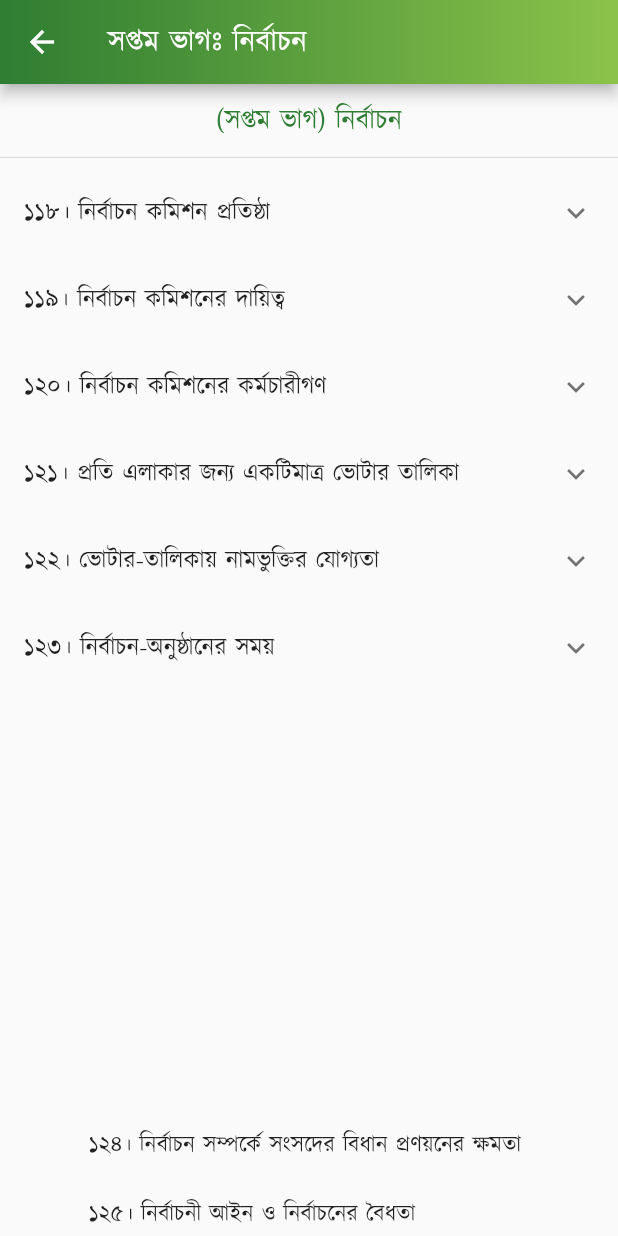
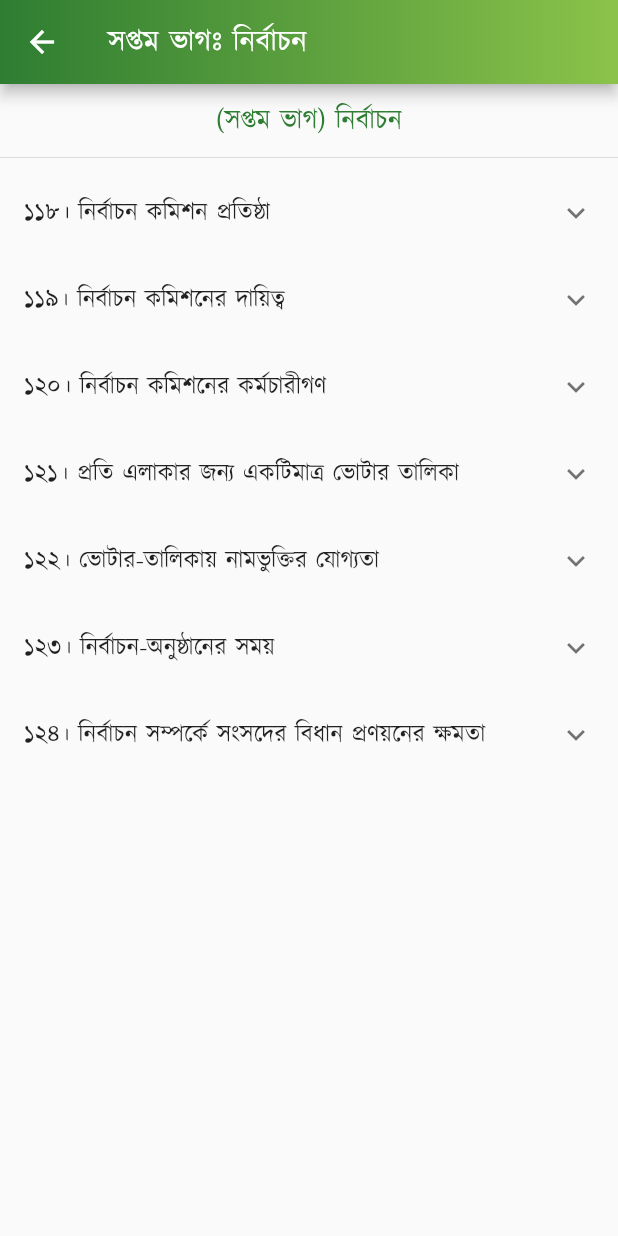
Before and after one commit to Azimul-Haque/flutter-onesignal, a Flutter app: the PartSeven screen opened directly, on a phone screen of 412 x 824 dp. Run offline on Flutter 3.47's test engine with Material 2 defaults, Android fonts, the phone set to English and light mode, and no system bars; our stand-ins replace fluttertoast, package_info_plus, percent_indicator, shared_preferences, sqflite; missing offline and left inert: blinking_text, flutter_share, onesignal_flutter, slide_popup_dialog; accounts and stored records are empty; network calls fail.

Commit message:
Commit Fri 04/29/2022 23:43:00.18 26274

```diff
--- a/lib/pages/constitution/part7.dart
+++ b/lib/pages/constitution/part7.dart
@@ -143,11 +143,21 @@ class PartSeven extends StatelessWidget {
               )),
             ],
           ),
+          ExpansionTile(
+            title: Text('১২৪। নির্বাচন সম্পর্কে সংসদের বিধান প্রণয়নের ক্ষমতা'),
+            children: <Widget>[
+              ListTile(
+                  title: SelectableText(
+                '১২৩। (১) রাষ্ট্রপতি-পদের মেয়াদ অবসানের কারণে উক্ত পদ শূন্য হইলে মেয়াদ-সমাপ্তির তারিখের পূর্ববর্তী নব্বই হইতে ষাট দিনের মধ্যে শূন্য পদ পূরণের জন্য নির্বাচন অনুষ্ঠিত হইবে: \nতবে শর্ত থাকে যে, যে সংসদের দ্বারা তিনি নির্বাচিত হইয়াছেন সেই সংসদের মেয়াদকালে রাষ্ট্রপতির কার্যকাল শেষ হইলে সংসদের পরবর্তী সাধারণ নির্বাচন না হওয়া পর্যন্ত অনুরূপ শন্য পদ পূর্ণ করিবার জন্য নির্বাচন অনুষ্ঠিত হইবে না, এবং অনুরূপ সাধারণ নির্বাচনের পর সংসদের প্রথম বৈঠকের দিন হইতে ত্রিশ দিনের মধ্যে রাষ্ট্রপতির শূন্য পদ পূর্ণ করিবার জন্য নির্বাচন অনুষ্ঠিত হইবে।',
+                textAlign: TextAlign.justify,
+              )),
+            ],
+          ),
           Padding(
             padding: EdgeInsets.all(15),
             child: Column(children: <Widget>[
               Text(
-                " \n\n \n\n \n\n \n\n \n\n \n\n১২৪। নির্বাচন সম্পর্কে সংসদের বিধান প্রণয়নের ক্ষমতা \n\n১২৫। নির্বাচনী আইন ও নির্বাচনের বৈধতা \n\n১২৬। নির্বাচন কমিশনকে নির্বাহী কর্তৃপক্ষের সহায়তাদান",
+                " \n\n \n\n \n\n \n\n \n\n \n\n \n\n১২৫। নির্বাচনী আইন ও নির্বাচনের বৈধতা \n\n১২৬। নির্বাচন কমিশনকে নির্বাহী কর্তৃপক্ষের সহায়তাদান",
                 style:
                     TextStyle(color: Colors.black87, fontSize: 15, height: 1.5),
                 textAlign: TextAlign.justify,
```
